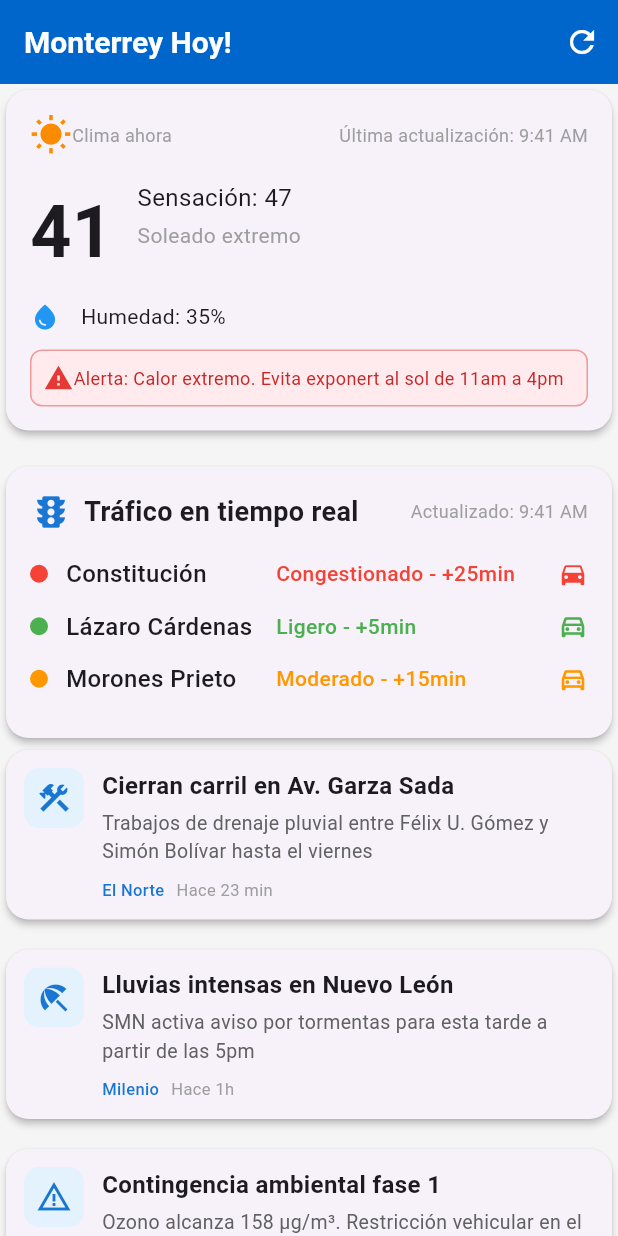
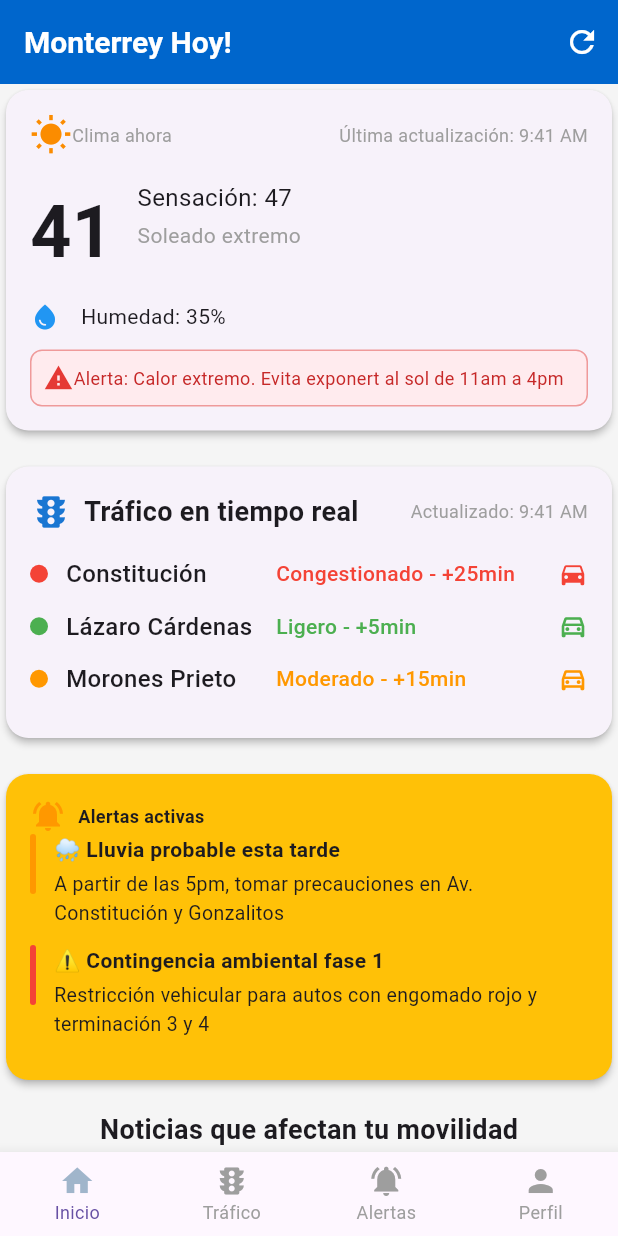
Before and after one commit to xChrisxY/pulso-mty, a Flutter app: the screen it shows after launch, on a phone screen of 412 x 824 dp. Run offline on Flutter 3.47's test engine with Material 3 defaults, Android fonts, the phone set to English and light mode, and no system bars.

Commit message:
bottom bar

```diff
--- a/lib/main.dart
+++ b/lib/main.dart
@@ -1,5 +1,6 @@
 import 'package:flutter/material.dart';
 import 'package:pulso_mty/screens/home_screen.dart';
+import 'package:pulso_mty/screens/main_screen.dart';
 import 'package:pulso_mty/theme/app_theme.dart';
 
 void main(){
@@ -17,11 +18,8 @@ class MyApp extends StatelessWidget {
       title: "Pulso Monterrey",
       theme: AppTheme.lightTheme,
       debugShowCheckedModeBanner: false,
-      home: const HomeScreen(),
+      home: const MainScreen(),
     );
-
-
-
 
   }
 
--- /dev/null
+++ b/lib/models/alert.dart
@@ -0,0 +1,28 @@
+class Alert {
+
+  final String title;
+  final String description;
+  final String severity; // "high", "medium", "low"
+
+  Alert({
+    required this.title,
+    required this.description,
+    required this.severity
+  });
+
+  static List<Alert> getSampleData(){
+    return [
+      Alert(
+        title: "🌧️ Lluvia probable esta tarde",
+        description: "A partir de las 5pm, tomar precauciones en Av. Constitución y Gonzalitos",
+        severity: "medium",
+      ),
+      Alert(
+        title: "⚠️ Contingencia ambiental fase 1",
+        description: "Restricción vehicular para autos con engomado rojo y terminación 3 y 4",
+        severity: "high",
+      ),
+    ];
+  }
+
+}
--- /dev/null
+++ b/lib/screens/alerts_screen.dart
@@ -0,0 +1,14 @@
+import 'package:flutter/material.dart';
+
+class AlertsScreen extends StatelessWidget{
+
+  const AlertsScreen({super.key});
+
+  @override
+  Widget build(BuildContext context) {
+
+    return Scaffold(
+      appBar: AppBar(title: const Text('Alertas y Contingencias')),
+    );
+  }
+}
--- a/lib/screens/home_screen.dart
+++ b/lib/screens/home_screen.dart
@@ -1,5 +1,5 @@
-
 import 'package:flutter/material.dart';
+import 'package:pulso_mty/widgets/alert_card.dart';
 import 'package:pulso_mty/widgets/news_card.dart';
 import 'package:pulso_mty/widgets/traffic_card.dart';
 import 'package:pulso_mty/widgets/weather_card.dart';
@@ -35,6 +35,16 @@ class HomeScreen extends StatelessWidget{
 
             const TrafficCard(),
 
+            const SizedBox(height: 16),
+
+            const AlertCard(),
+
+            const SizedBox(height: 16),
+
+            const Text('Noticias que afectan tu movilidad', style: TextStyle(fontSize: 18, fontWeight: FontWeight.bold)),
+
+            const SizedBox(height: 16),
+
             const NewsCard(),
           ],
         ),
--- /dev/null
+++ b/lib/screens/main_screen.dart
@@ -0,0 +1,60 @@
+import 'package:flutter/material.dart';
+import 'package:pulso_mty/screens/alerts_screen.dart';
+import 'package:pulso_mty/screens/home_screen.dart';
+import 'package:pulso_mty/screens/profile_screen.dart';
+import 'package:pulso_mty/screens/traffic_screen.dart';
+import 'package:pulso_mty/theme/app_theme.dart';
+
+class MainScreen extends StatefulWidget{
+
+  const MainScreen({super.key});
+
+  @override
+  State<MainScreen> createState() => _MainScreenState();
+
+}
+
+class _MainScreenState extends State<MainScreen> {
+
+  int _selectIndex = 0;
+
+  final List<Widget> _screens = [
+    const HomeScreen(),
+    const TrafficScreen(),
+    const AlertsScreen(),
+    const ProfileScreen()
+  ];
+
+  void _onItemTapped(int index) {
+    setState(() {
+      _selectIndex = index;
+    });
+  }
+
+  @override
+  Widget build(BuildContext content){
+
+    return Scaffold(
+
+      body: _screens[_selectIndex],
+
+      bottomNavigationBar: BottomNavigationBar(
+        currentIndex: _selectIndex,
+        onTap: _onItemTapped,
+        type: BottomNavigationBarType.fixed,
+        selectedIconTheme: IconThemeData(color: AppTheme.lightTheme.primaryColor),
+        unselectedItemColor: Colors.grey,
+        selectedFontSize: 12,
+        unselectedFontSize: 12,
+        items: [
+          BottomNavigationBarItem(icon: Icon(Icons.home), label: 'Inicio'),
+          BottomNavigationBarItem(icon: Icon(Icons.traffic), label: 'Tráfico'),
+          BottomNavigationBarItem(icon: Icon(Icons.notifications_active), label: 'Alertas'),
+          BottomNavigationBarItem(icon: Icon(Icons.person), label: 'Perfil'),
+        ],
+      ),
+    );
+
+  }
+
+}
--- /dev/null
+++ b/lib/screens/profile_screen.dart
@@ -0,0 +1,14 @@
+import 'package:flutter/material.dart';
+
+class ProfileScreen extends StatelessWidget{
+
+  const ProfileScreen({super.key});
+
+  @override
+  Widget build(BuildContext context) {
+
+    return Scaffold(
+      appBar: AppBar(title: const Text('Mi Perfil'),),
+    );
+  }
+}
--- /dev/null
+++ b/lib/screens/traffic_screen.dart
@@ -0,0 +1,16 @@
+import 'package:flutter/material.dart';
+
+class TrafficScreen extends StatelessWidget{
+
+  const TrafficScreen({super.key});
+
+  @override
+  Widget build(BuildContext context) {
+
+    return Scaffold(
+      appBar: AppBar(title: const Text('Tráfico en tiempo real')),
+
+    );
+
+  }
+}
--- /dev/null
+++ b/lib/widgets/alert_card.dart
@@ -0,0 +1,68 @@
+import 'package:flutter/material.dart';
+import 'package:pulso_mty/models/alert.dart';
+
+class AlertCard extends StatelessWidget{
+
+  const AlertCard({super.key});
+
+  Color getSeverityColor(String severity) {
+    switch (severity) {
+      case 'high': return Colors.red;
+      case 'medium': return Colors.orange;
+      case 'low': return Colors.blue;
+      default: return Colors.grey;
+    }
+  }
+
+  @override
+  Widget build(BuildContext context){
+
+    final alerts = Alert.getSampleData();
+
+    return Card(color: Colors.amber[500], child: Padding(
+        padding: const EdgeInsets.all(16),
+        child: Column(
+          crossAxisAlignment: CrossAxisAlignment.start,
+          children: [
+            const Row(
+              children: [
+                Icon(Icons.notifications_active, color: Colors.orange),
+                SizedBox(width: 8),
+                Text('Alertas activas', style: TextStyle(fontSize: 12, fontWeight: FontWeight.bold))
+              ],
+            ),
+
+            const SizedBox(width: 12),
+
+            ...alerts.map((alert) => Padding(
+              padding: EdgeInsets.only(bottom: 12),
+              child: Row(
+                crossAxisAlignment: CrossAxisAlignment.start,
+                children: [
+
+                  Container(width: 4, height: 40, decoration: BoxDecoration(
+                    color: getSeverityColor(alert.severity),
+                    borderRadius: BorderRadius.circular(2)
+                  )),
+
+                  const SizedBox(width: 12),
+
+                  Expanded(child: Column(
+                    crossAxisAlignment: CrossAxisAlignment.start,
+                    children: [
+                      Text(alert.title, style: const TextStyle(fontWeight: FontWeight.bold, fontSize: 14)),
+                      const SizedBox(height: 4),
+                      Text(alert.description, style: const TextStyle(fontSize: 13))
+                    ],
+                  ))
+                ],
+              ),
+            ))
+
+          ],
+        ),
+      ),
+    );
+  }
+
+}
```
